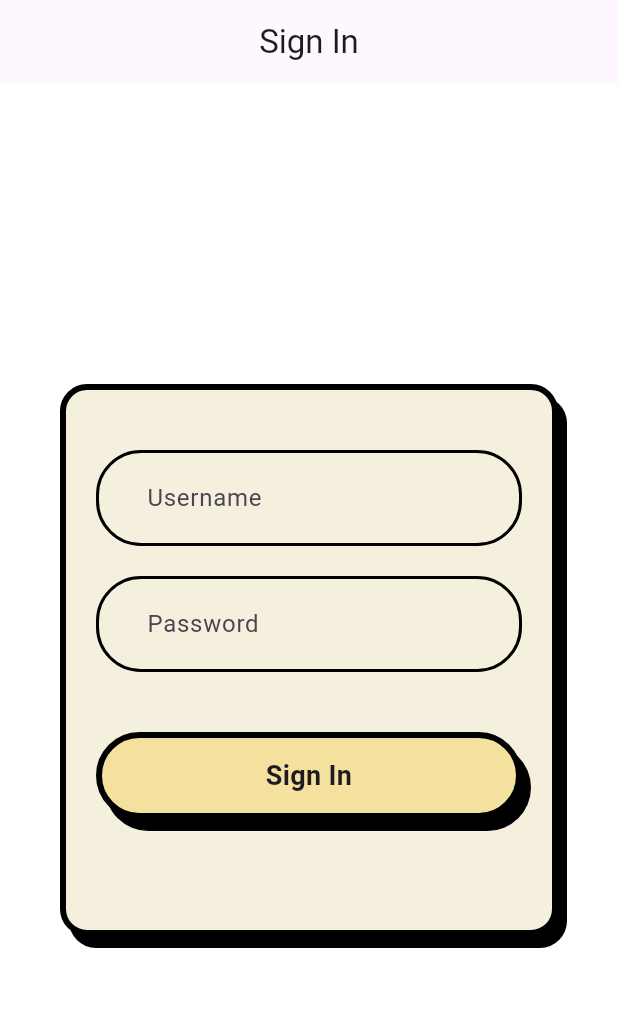
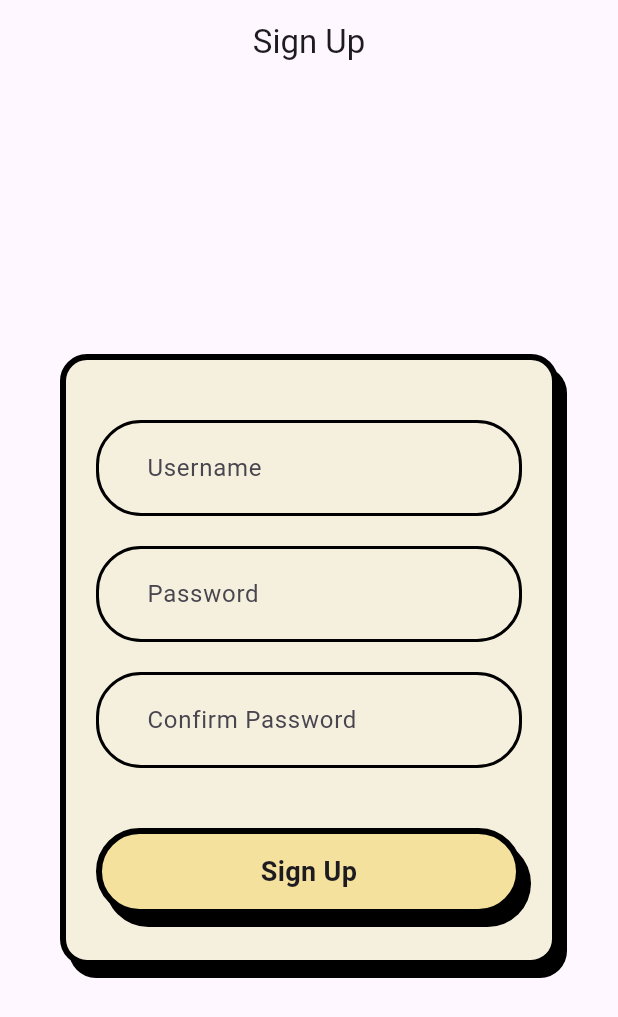
Before and after one commit to Drako-Rexon/notes_worm, a Flutter app: the screen it shows after launch, on a phone screen of 412 x 824 dp. Shown: the top 1017 px of the screen. Run offline on Flutter 3.47's test engine with Material 3 defaults, Android fonts, the phone set to English and light mode, and no system bars; our stand-ins replace bloc, flutter_bloc, google_fonts, lottie; Roboto replaces fonts that are missing (Handlee).

Commit message:
signup Ui done

```diff
--- /dev/null
+++ b/lib/presentation/auth/signup_page/bloc/signup_event.dart
@@ -0,0 +1,6 @@
+part of 'signup_bloc.dart';
+
+@immutable
+abstract class SignupEvent {}
+
+class SignupInitialEvent extends SignupEvent {}
--- a/lib/presentation/auth/signup_page/pages/signup_page.dart
+++ b/lib/presentation/auth/signup_page/pages/signup_page.dart
@@ -0,0 +1,143 @@
+import 'package:flutter/material.dart';
+import 'package:sub_notes_app/core/config/theme/app_color.dart';
+import 'package:sub_notes_app/core/extensions/extensions.dart';
+
+class SignupPage extends StatelessWidget {
+  SignupPage({super.key});
+  final TextEditingController _emailController = TextEditingController();
+  final TextEditingController _passwordController = TextEditingController();
+  final TextEditingController _confirmPasswordController =
+      TextEditingController();
+
+  @override
+  Widget build(BuildContext context) {
+    return Scaffold(
+      resizeToAvoidBottomInset: false,
+      appBar: AppBar(
+        title: const Text('Sign Up'),
+        centerTitle: true,
+      ),
+      body: Center(
+        child: Container(
+          padding: const EdgeInsets.symmetric(horizontal: 20, vertical: 40),
+          margin: const EdgeInsets.symmetric(horizontal: 40, vertical: 180),
+          decoration: BoxDecoration(
+              color: AppColors.appLightYellow,
+              border: Border.all(color: AppColors.black, width: 4),
+              borderRadius: const BorderRadius.all(Radius.circular(18)),
+              boxShadow: const [
+                BoxShadow(color: AppColors.black, offset: Offset(6, 8))
+              ]),
+          child: Column(
+            children: [
+              TextField(
+                controller: _emailController,
+                decoration: const InputDecoration(
+                  hintText: "Username",
+                  contentPadding:
+                      EdgeInsets.symmetric(horizontal: 30, vertical: 20),
+                  enabledBorder: OutlineInputBorder(
+                    borderRadius: BorderRadius.all(Radius.circular(30)),
+                    borderSide: BorderSide(width: 2),
+                  ),
+                  focusedBorder: OutlineInputBorder(
+                    borderRadius: BorderRadius.all(Radius.circular(30)),
+                    borderSide: BorderSide(width: 3),
+                  ),
+                  border: OutlineInputBorder(
+                    borderRadius: BorderRadius.all(Radius.circular(30)),
+                    borderSide: BorderSide(width: 2),
+                  ),
+                ),
+                onChanged: (value) {
+                  // Handle text field input here
+                },
+              ),
+              20.ah,
+              TextField(
+                controller: _passwordController,
+                decoration: const InputDecoration(
+                  hintText: "Password",
+                  contentPadding:
+                      EdgeInsets.symmetric(horizontal: 30, vertical: 20),
+                  enabledBorder: OutlineInputBorder(
+                    borderRadius: BorderRadius.all(Radius.circular(30)),
+                    borderSide: BorderSide(width: 2),
+                  ),
+                  focusedBorder: OutlineInputBorder(
+                    borderRadius: BorderRadius.all(Radius.circular(30)),
+                    borderSide: BorderSide(width: 3),
+                  ),
+                  border: OutlineInputBorder(
+                    borderRadius: BorderRadius.all(Radius.circular(30)),
+                    borderSide: BorderSide(width: 2),
+                  ),
+                ),
+                onChanged: (value) {
+                  // Handle text field input here
+                },
+              ),
+              20.ah,
+              TextField(
+                controller: _confirmPasswordController,
+                decoration: const InputDecoration(
+                  hintText: "Confirm Password",
+                  contentPadding:
+                      EdgeInsets.symmetric(horizontal: 30, vertical: 20),
+                  enabledBorder: OutlineInputBorder(
+                    borderRadius: BorderRadius.all(Radius.circular(30)),
+                    borderSide: BorderSide(width: 2),
+                  ),
+                  focusedBorder: OutlineInputBorder(
+                    borderRadius: BorderRadius.all(Radius.circular(30)),
+                    borderSide: BorderSide(width: 3),
+                  ),
+                  border: OutlineInputBorder(
+                    borderRadius: BorderRadius.all(Radius.circular(30)),
+                    borderSide: BorderSide(width: 2),
+                  ),
+                ),
+              ),
+              40.ah,
+              Row(
+                children: [
+                  Expanded(
+                    child: InkWell(
+                      onTap: () {},
+                      child: Container(
+                        padding: const EdgeInsets.symmetric(vertical: 12),
+                        decoration: BoxDecoration(
+                          border: Border.all(
+                            width: 4,
+                            color: AppColors.black,
+                          ),
+                          boxShadow: const [
+                            BoxShadow(
+                              color: AppColors.black,
+                              offset: Offset(6, 8),
+                            ),
+                          ],
+                          borderRadius:
+                              const BorderRadius.all(Radius.circular(30)),
+                          color: AppColors.appYellow,
+                        ),
+                        child: const Text(
+                          'Sign Up',
+                          textAlign: TextAlign.center,
+                          style: TextStyle(
+                            fontWeight: FontWeight.bold,
+                            fontSize: 18,
+                          ),
+                        ),
+                      ),
+                    ),
+                  ),
+                ],
+              ),
+            ],
+          ),
+        ),
+      ),
+    );
+  }
+}
--- a/lib/presentation/splash_screen/pages/splash_screen.dart
+++ b/lib/presentation/splash_screen/pages/splash_screen.dart
@@ -2,6 +2,7 @@ import 'package:flutter/material.dart';
 import 'package:lottie/lottie.dart';
 import 'package:sub_notes_app/core/config/assets/app_lottie_animations.dart';
 import 'package:sub_notes_app/presentation/auth/signin_page/pages/signin_page.dart';
+import 'package:sub_notes_app/presentation/auth/signup_page/pages/signup_page.dart';
 import 'package:sub_notes_app/presentation/splash_screen/bloc/splash_screen_bloc.dart';
 import 'package:flutter_bloc/flutter_bloc.dart';
 
@@ -23,7 +24,8 @@ class _SplashScreenState extends State<SplashScreen> {
 
   void navigate() {
     Navigator.pushReplacement(
-        context, MaterialPageRoute(builder: (_) => SigninPage()));
+        // context, MaterialPageRoute(builder: (_) => SigninPage()));
+        context, MaterialPageRoute(builder: (_) => SignupPage()));
   }
 
   @override
```
Also changed, not shown: lib/presentation/auth/signin_page/bloc/signin_bloc.dart (added, +26 -0 lines), lib/presentation/auth/signin_page/bloc/signin_event.dart (added, +13 -0 lines), lib/presentation/auth/signin_page/bloc/signin_state.dart (added, +12 -0 lines), lib/presentation/auth/signin_page/pages/signin_page.dart (+11 -2 lines), lib/presentation/auth/signup_page/bloc/signup_bloc.dart (added, +11 -0 lines), lib/presentation/auth/signup_page/bloc/signup_state.dart (added, +12 -0 lines).
